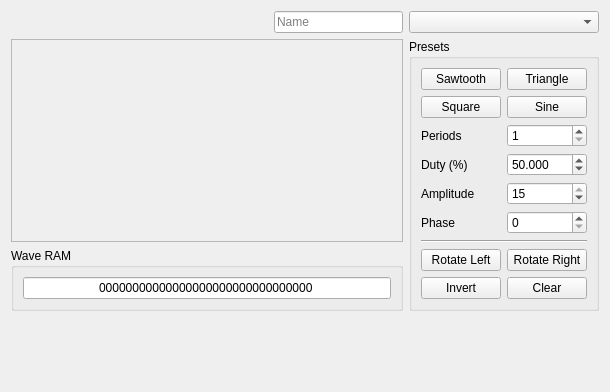
Old version of the form ui/designer/WaveEditor.ui in the repository stoneface86/trackerboy.
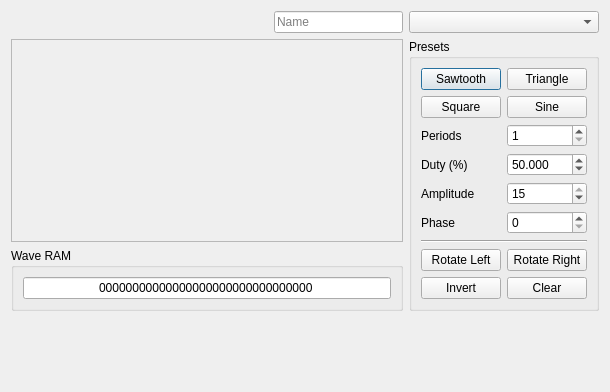
New version of the form. Custom widgets are drawn as their Qt base class.

Commit message: designer classes now does forward declaring instead of subclassing should speed up build when ui file is modified as only its cpp file will be rebuilt WaveEditor now inherits from QDialog

What changed in the file:
```diff
--- a/ui/designer/WaveEditor.ui
+++ b/ui/designer/WaveEditor.ui
@@ -1,7 +1,7 @@
 <?xml version="1.0" encoding="UTF-8"?>
 <ui version="4.0">
  <class>WaveEditor</class>
- <widget class="QWidget" name="WaveEditor">
+ <widget class="QDialog" name="WaveEditor">
   <property name="geometry">
    <rect>
     <x>0</x>
```
The commit also changes 10 other files.
